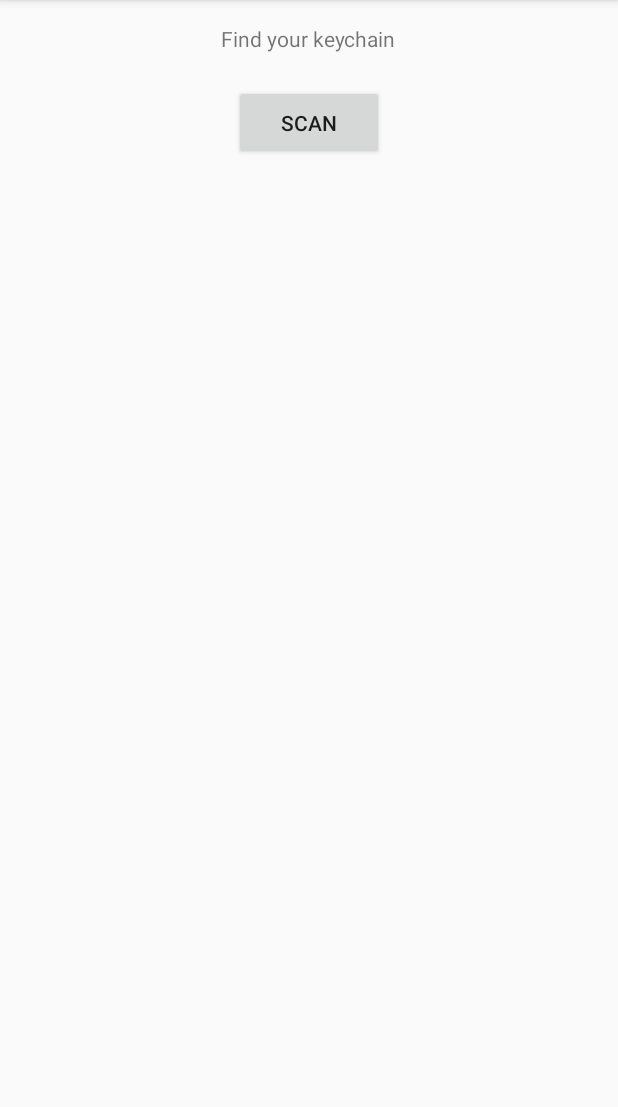
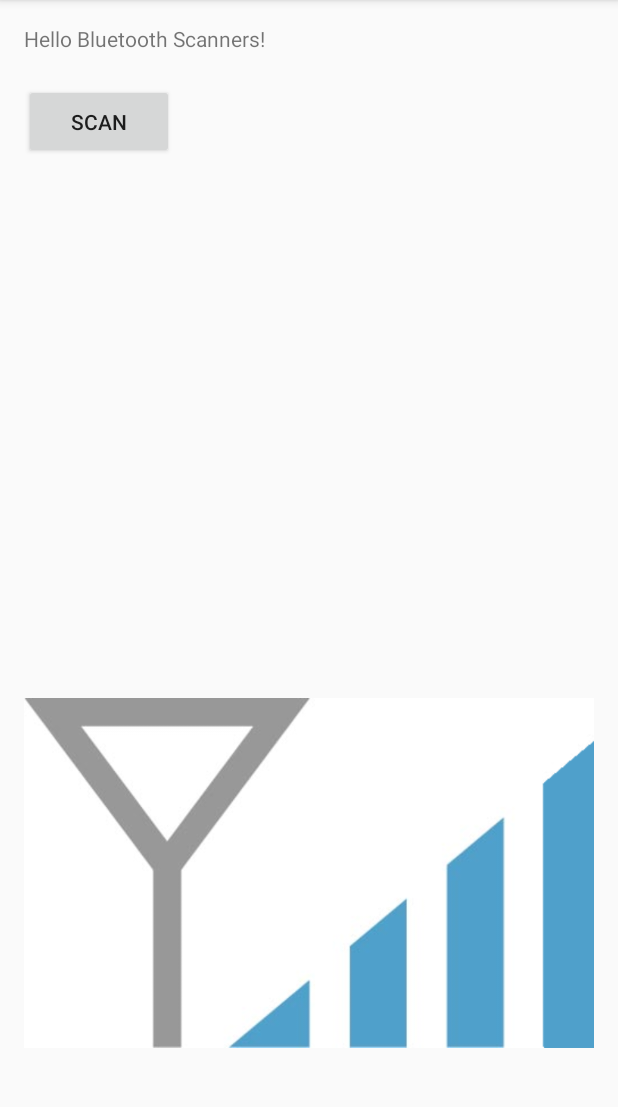
Before and after one commit to JojoFlower/ConnectedKeychain, an Android app: the screen it shows after launch (MainActivity), on a phone screen of 412 x 824 dp, the part 84-1191 px from its top. Run offline under Robolectric (Android 15) with nearby library versions, the phone set to English and light mode, and no system bars.

Commit message:
Contribution Eric

```diff
--- a/Android App/app/src/main/java/com/jojoflower/connectedkeychain/MainActivity.java
+++ b/Android App/app/src/main/java/com/jojoflower/connectedkeychain/MainActivity.java
@@ -3,7 +3,6 @@ package com.jojoflower.connectedkeychain;
 import android.Manifest;
 import android.app.AlertDialog;
 import android.bluetooth.BluetoothAdapter;
-import android.bluetooth.BluetoothDevice;
 import android.bluetooth.BluetoothManager;
 import android.bluetooth.le.BluetoothLeScanner;
 import android.bluetooth.le.ScanCallback;
@@ -12,45 +11,60 @@ import android.content.Context;
 import android.content.DialogInterface;
 import android.content.Intent;
 import android.content.pm.PackageManager;
-import android.location.Location;
-import android.location.LocationManager;
+import android.graphics.Bitmap;
+import android.graphics.BitmapFactory;
+import android.media.MediaPlayer;
 import android.os.AsyncTask;
-import android.support.v4.app.ActivityCompat;
-import android.support.v4.content.ContextCompat;
 import android.support.v7.app.AppCompatActivity;
 import android.os.Bundle;
 import android.text.method.ScrollingMovementMethod;
 import android.util.Log;
 import android.view.View;
 import android.widget.Button;
+import android.widget.ImageView;
 import android.widget.TextView;
 
 public class MainActivity extends AppCompatActivity {
-
     BluetoothManager btManager;
     BluetoothAdapter btAdapter;
     BluetoothLeScanner btScanner;
+    ImageView imageView2;
     Button startScanningButton;
     Button stopScanningButton;
+    Bitmap Barrelow;
+    Bitmap Barremedium;
+    Bitmap Barremax;
     TextView peripheralTextView;
+    MediaPlayer biplow;
+    MediaPlayer bipmedium;
+    MediaPlayer biphigh;
     private final static int REQUEST_ENABLE_BT = 1;
     private static final int PERMISSION_REQUEST_COARSE_LOCATION = 1;
+
 
     @Override
     protected void onCreate(Bundle savedInstanceState) {
         super.onCreate(savedInstanceState);
         setContentView(R.layout.activity_main);
-
-        peripheralTextView = findViewById(R.id.PeripheralTextView);
-
-        startScanningButton = findViewById(R.id.StartScanButton);
+        biplow = MediaPlayer.create(MainActivity.this, R.raw.biplow);
+        bipmedium = MediaPlayer.create(MainActivity.this, R.raw.bipmedium);
+        biphigh = MediaPlayer.create(MainActivity.this, R.raw.biphigh);
+        peripheralTextView = (TextView) findViewById(R.id.PeripheralTextView);
+        imageView2 = (ImageView) findViewById(R.id.imageView2);
+        peripheralTextView.setMovementMethod(new ScrollingMovementMethod());
+        Barrelow = BitmapFactory.decodeResource(getApplicationContext().getResources(), R.drawable.barrelow);
+        Log.i("tag", String.valueOf(Barrelow));
+        Barremedium = BitmapFactory.decodeResource(getApplicationContext().getResources(), R.drawable.barremedium);
+        Barremax = BitmapFactory.decodeResource(getApplicationContext().getResources(), R.drawable.barremax);
+        imageView2.setImageBitmap(Barremax);
+        startScanningButton = (Button) findViewById(R.id.StartScanButton);
         startScanningButton.setOnClickListener(new View.OnClickListener() {
             public void onClick(View v) {
                 startScanning();
             }
         });
 
-        stopScanningButton = findViewById(R.id.StopScanButton);
+        stopScanningButton = (Button) findViewById(R.id.StopScanButton);
         stopScanningButton.setOnClickListener(new View.OnClickListener() {
             public void onClick(View v) {
                 stopScanning();
@@ -86,9 +100,46 @@ public class MainActivity extends AppCompatActivity {
 
     // Device scan callback.
     private ScanCallback leScanCallback = new ScanCallback() {
+
         @Override
         public void onScanResult(int callbackType, ScanResult result) {
-            peripheralTextView.setText("Device Name: " + result.getDevice().getName() + "\n RSSI: " + result.getRssi() + "\n");
+
+                String nom = result.getDevice().getName();
+                peripheralTextView.setText("Device Name: " + result.getDevice().getName() + " rssi: " + result.getRssi() + "\n");
+                if ((-85 > result.getRssi()) && biplow.isLooping() == false) {
+                    if (bipmedium.isLooping() == true) {
+                        bipmedium.setLooping(false);
+                        //bipmedium.stop();
+                    }
+                    if (biphigh.isLooping() == true) {
+                        biphigh.setLooping(false);
+                    }
+                    imageView2.setImageBitmap(Barrelow);
+                    biplow.setLooping(true);
+                    biplow.start();
+                }
+                if (-85 < result.getRssi() && result.getRssi() < -70 && bipmedium.isLooping() == false) {
+                    if (biplow.isLooping() == true) {
+                        biplow.setLooping(false);
+                    }
+                    if (biphigh.isLooping() == true) {
+                        biphigh.setLooping(false);
+                    }
+                    imageView2.setImageBitmap(Barremedium);
+                    bipmedium.setLooping(true);
+                    bipmedium.start();
+                }
+                if (-70 < result.getRssi() && !biphigh.isLooping()) {
+                    if (bipmedium.isLooping() == true) {
+                        bipmedium.setLooping(false);
+                    }
+                    if (biplow.isLooping() == true) {
+                        biplow.setLooping(false);
+                    }
+                    imageView2.setImageBitmap(Barremax);
+                    biphigh.setLooping(true);
+                    biphigh.start();
+                }
         }
     };
 
@@ -119,6 +170,8 @@ public class MainActivity extends AppCompatActivity {
     }
 
     public void startScanning() {
+
+
         System.out.println("start scanning");
         peripheralTextView.setText("");
         startScanningButton.setVisibility(View.INVISIBLE);
@@ -132,6 +185,19 @@ public class MainActivity extends AppCompatActivity {
     }
 
     public void stopScanning() {
+        if (biplow.isLooping()==true) {
+            biplow.setLooping(false);
+            biplow.stop();
+        }
+
+        if (bipmedium.isLooping()==true) {
+            bipmedium.setLooping(false);
+            bipmedium.stop();
+        }
+        if (biphigh.isLooping()==true) {
+            biphigh.setLooping(false);
+            biphigh.stop();
+        }
         System.out.println("stopping scanning");
         peripheralTextView.append("Stopped Scanning");
         startScanningButton.setVisibility(View.VISIBLE);
--- a/Android App/app/src/main/res/layout/activity_main.xml
+++ b/Android App/app/src/main/res/layout/activity_main.xml
@@ -1,5 +1,6 @@
 <?xml version="1.0" encoding="utf-8"?>
 <RelativeLayout xmlns:android="http://schemas.android.com/apk/res/android"
+    xmlns:app="http://schemas.android.com/apk/res-auto"
     xmlns:tools="http://schemas.android.com/tools"
     android:layout_width="match_parent"
     android:layout_height="match_parent"
@@ -10,30 +11,23 @@
     tools:context="com.jojoflower.connectedkeychain.MainActivity">
 
     <TextView
-        android:id="@+id/textView"
         android:layout_width="wrap_content"
         android:layout_height="wrap_content"
-        android:layout_alignParentTop="true"
-        android:layout_centerHorizontal="true"
-        android:text="Find your keychain" />
+        android:text="Hello Bluetooth Scanners!" />
 
     <Button
-        android:id="@+id/StartScanButton"
         android:layout_width="100dp"
         android:layout_height="50dp"
-        android:layout_below="@+id/textView"
-        android:layout_centerHorizontal="true"
-        android:layout_marginTop="21dp"
-        android:text="Scan" />
+        android:text="Scan"
+        android:id="@+id/StartScanButton"
+        android:layout_marginTop="40dp"/>
 
     <Button
-        android:id="@+id/StopScanButton"
         android:layout_width="wrap_content"
         android:layout_height="50dp"
-        android:layout_alignBaseline="@+id/StartScanButton"
-        android:layout_alignBottom="@+id/StartScanButton"
-        android:layout_centerHorizontal="true"
-        android:text="Stop Scanning" />
+        android:text="Stop Scanning"
+        android:id="@+id/StopScanButton"
+        android:layout_marginTop="40dp"/>
 
     <TextView
         android:id="@+id/PeripheralTextView"
@@ -41,9 +35,16 @@
         android:layout_height="wrap_content"
         android:layout_alignParentStart="true"
         android:layout_below="@+id/StartScanButton"
-        android:layout_marginTop="16dp"
         android:maxLines="30"
-        android:scrollbars="vertical"
-        android:textAlignment="center" />
+        android:scrollbars="vertical" />
+
+    <ImageView
+        android:id="@+id/imageView2"
+        android:layout_width="wrap_content"
+        android:layout_height="wrap_content"
+        android:layout_alignParentBottom="true"
+        android:layout_centerHorizontal="true"
+        android:layout_marginBottom="16dp"
+        app:srcCompat="@drawable/barrelow" />
 
 </RelativeLayout>
```
Also changed, not shown: Android App/app/src/main/res/drawable/barrelow.png (added), Android App/app/src/main/res/drawable/barremax.png (added), Android App/app/src/main/res/drawable/barremedium.png (added), 36 other files.
